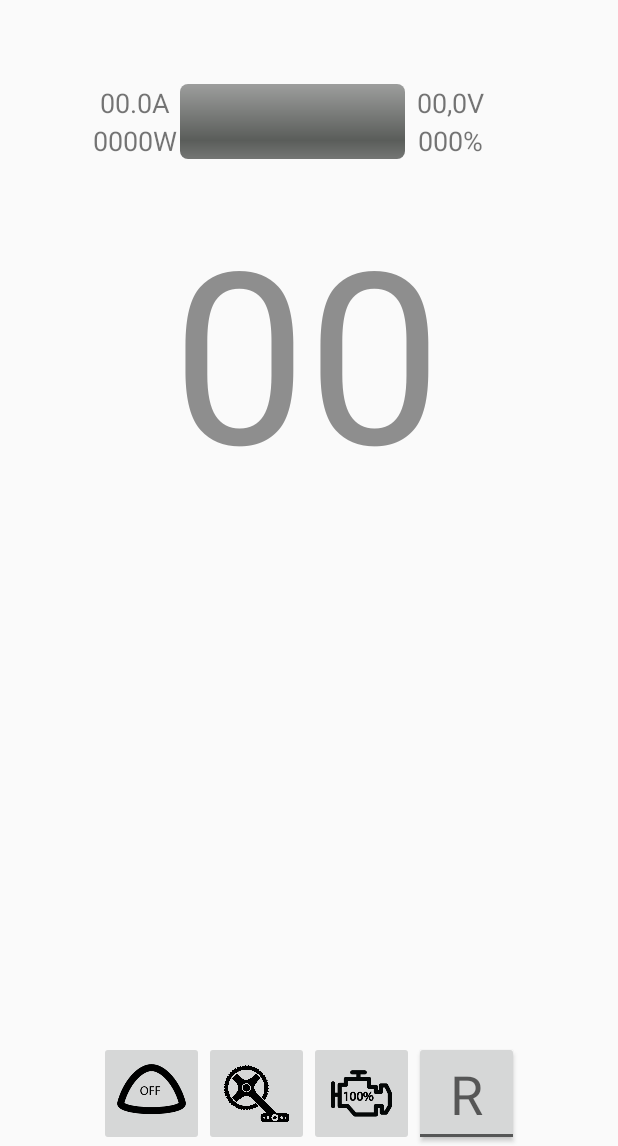
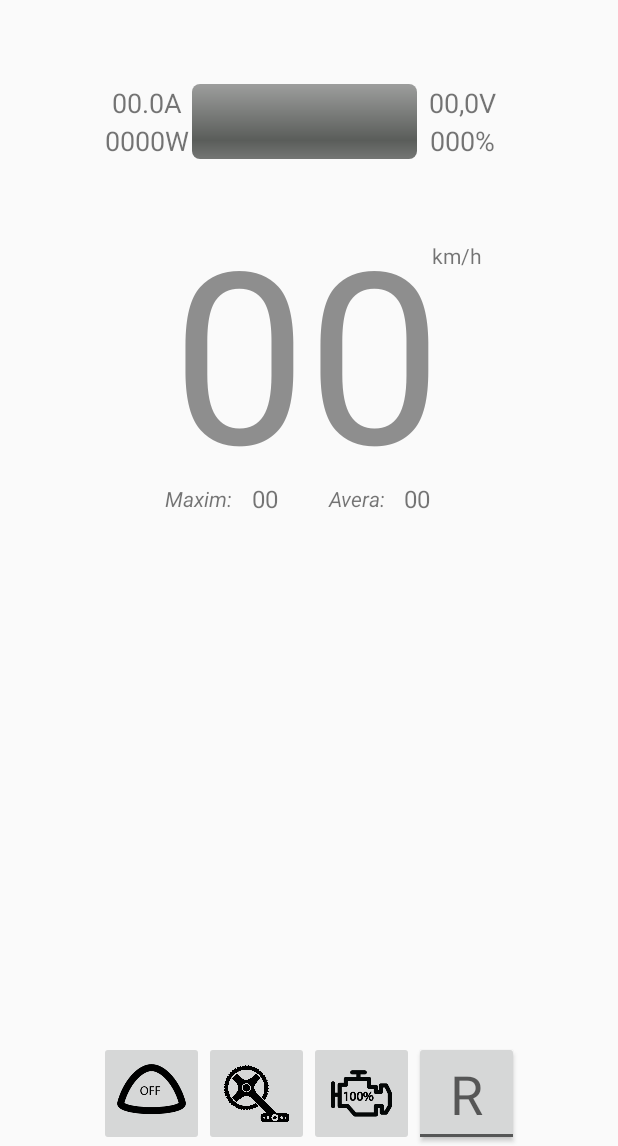
Before and after one commit to EndikaCo/Ebike_BT, an Android app: the screen it shows after launch (MainActivity), on a phone screen of 412 x 824 dp, the part 90-1236 px from its top. Run offline under Robolectric (Android 15) with nearby library versions, the phone set to English and light mode, and no system bars.

```diff
--- a/app/src/main/java/com/example/ebike_bt/AppSettings.java
+++ b/app/src/main/java/com/example/ebike_bt/AppSettings.java
@@ -17,17 +17,6 @@ public class AppSettings extends AppCompatActivity {
 
     }
 
-    public void enableGps(){
-        Intent intent1 = new Intent(Settings.ACTION_LOCATION_SOURCE_SETTINGS);
-        startActivity(intent1);
-    }
-    public static void enableBluetooth() {                                                           //method to enable bluetooth
-        BluetoothAdapter mBluetoothAdapter = BluetoothAdapter.getDefaultAdapter();
-        if (!mBluetoothAdapter.isEnabled()) {
-            mBluetoothAdapter.enable();
-        }
-    }
-
     public void goBack(View v){
         finish();
     }
--- a/app/src/main/java/com/example/ebike_bt/BtDevices.java
+++ b/app/src/main/java/com/example/ebike_bt/BtDevices.java
@@ -5,13 +5,17 @@ import androidx.appcompat.widget.SwitchCompat;
 
 import android.bluetooth.BluetoothAdapter;
 import android.bluetooth.BluetoothDevice;
+import android.content.Context;
 import android.content.Intent;
+import android.location.LocationManager;
 import android.os.Bundle;
+import android.provider.Settings;
 import android.view.View;
 import android.widget.AdapterView;
 import android.widget.ArrayAdapter;
 import android.widget.CompoundButton;
 import android.widget.ListView;
+import android.widget.Toast;
 
 import java.util.ArrayList;
 import java.util.Set;
@@ -24,7 +28,7 @@ public class BtDevices extends AppCompatActivity {
 
     private ArrayList<String> arrayPairedNames = new ArrayList<>();
     private ArrayList<BluetoothDevice> arrayDevices = new ArrayList<>();
-
+    //LocationManager locationManager = (LocationManager) getSystemService(LOCATION_SERVICE);
     private BluetoothDevice device;
 
     public static String EXTRA_DEVICE_ADDRESS = "device_address"; // EXTRA string send to mainActivity
@@ -33,6 +37,10 @@ public class BtDevices extends AppCompatActivity {
     protected void onCreate(Bundle savedInstanceState) {
         super.onCreate(savedInstanceState);
         setContentView(R.layout.activity_bt_devices);
+
+        enableBluetooth();
+        enableGps();
+
 
         bluetoothadapter = BluetoothAdapter.getDefaultAdapter();
         listPairedDevices = findViewById(R.id.id_paired_devices);
@@ -84,4 +92,22 @@ public class BtDevices extends AppCompatActivity {
 finish();
     }
 
+
+    public void enableGps() {
+
+        final LocationManager manager = (LocationManager) getSystemService(Context.LOCATION_SERVICE);
+        assert manager != null;
+        if (!manager.isProviderEnabled(LocationManager.GPS_PROVIDER)) {
+
+            Intent intent1 = new Intent(Settings.ACTION_LOCATION_SOURCE_SETTINGS);
+            startActivity(intent1);
+        }
+    }
+
+    public static void enableBluetooth() {                                                           //method to enable bluetooth
+        BluetoothAdapter mBluetoothAdapter = BluetoothAdapter.getDefaultAdapter();
+        if (!mBluetoothAdapter.isEnabled()) {
+            mBluetoothAdapter.enable();
+        }
+    }
 }
--- a/app/src/main/java/com/example/ebike_bt/MainActivity.java
+++ b/app/src/main/java/com/example/ebike_bt/MainActivity.java
@@ -11,11 +11,23 @@ import android.bluetooth.BluetoothDevice;
 import android.content.Intent;
 import android.os.Bundle;
 import android.os.Handler;
+import android.provider.Settings;
 import android.view.Menu;
 import android.view.MenuItem;
+import android.widget.ProgressBar;
+import android.widget.TextView;
 import android.widget.Toast;
 
+import java.nio.charset.StandardCharsets;
+import java.util.Locale;
+
+import static java.lang.Float.parseFloat;
+
 public class MainActivity extends AppCompatActivity {
+
+    //Views
+    TextView tvVoltageBattery, tvPercentBattery, tvWatts, tvAmperes;
+    ProgressBar  batteryProgressBar;
 
     //toolbar
     Toolbar myToolbar;
@@ -33,15 +45,20 @@ public class MainActivity extends AppCompatActivity {
     MyBluetoothService service;
     MyBluetoothService.ConnectThread connect;
 
+
+
     @Override
     protected void onCreate(Bundle savedInstanceState) {
         super.onCreate(savedInstanceState);
 
         setContentView(R.layout.activity_main);
 
+
+
+
+        findViews();
+
         bluetoothadapter =BluetoothAdapter.getDefaultAdapter();
-
-        myToolbar=findViewById(R.id.id_tool_bar);
 
         setSupportActionBar(myToolbar);
 
@@ -49,11 +66,19 @@ public class MainActivity extends AppCompatActivity {
 
         service = new MyBluetoothService(handler);
 
-        if (AppCompatDelegate.getDefaultNightMode() == AppCompatDelegate.MODE_NIGHT_UNSPECIFIED){   //light mode if unspecified
+        if (AppCompatDelegate.getDefaultNightMode() == AppCompatDelegate.MODE_NIGHT_UNSPECIFIED){  //if unspecified light mode
             AppCompatDelegate.setDefaultNightMode(AppCompatDelegate.MODE_NIGHT_NO);
         }
     }
 
+    private void findViews() {
+
+        myToolbar=findViewById(R.id.id_tool_bar);
+        tvVoltageBattery =findViewById(R.id.id_text_volts);
+        tvAmperes=findViewById(R.id.id_amperes);
+        tvWatts=findViewById(R.id.id_watts);
+        batteryProgressBar=findViewById(R.id.id_battery_bar);
+    }
 
     @SuppressLint("HandlerLeak")                                                                    //HANDLER
     private void theHandler() {
@@ -80,7 +105,7 @@ public class MainActivity extends AppCompatActivity {
                     case Constants.MESSAGE_DEVICE_NAME:
                         mConnectedDeviceName = msg.getData().getString(Constants.DEVICE_NAME);      // save the connected device's name
                         Toast.makeText(getApplicationContext(), "Connected to "
-                                + mConnectedDeviceName, Toast.LENGTH_SHORT).show();
+                            + mConnectedDeviceName, Toast.LENGTH_SHORT).show();
                         break;
                 }
             }
--- a/app/src/main/res/layout/activity_main.xml
+++ b/app/src/main/res/layout/activity_main.xml
@@ -6,6 +6,64 @@
     android:layout_height="match_parent"
     tools:context=".MainActivity"
     >
+
+    <TextView
+        android:id="@+id/textView6"
+        android:layout_width="42dp"
+        android:layout_height="21dp"
+        android:layout_marginStart="178dp"
+        android:text="@string/km_h"
+        app:layout_constraintStart_toStartOf="@+id/id_text_speed"
+        app:layout_constraintTop_toTopOf="@+id/id_text_speed" />
+
+    <LinearLayout
+        android:id="@+id/linearLayout"
+        android:layout_width="190dp"
+        android:layout_height="24dp"
+        android:layout_marginTop="160dp"
+        android:gravity="center"
+        android:orientation="horizontal"
+        app:layout_constraintStart_toStartOf="@+id/id_text_speed"
+        app:layout_constraintTop_toTopOf="@+id/id_text_speed">
+
+        <TextView
+            android:id="@+id/textView4"
+            android:layout_width="wrap_content"
+            android:layout_height="match_parent"
+            android:gravity="center|center_horizontal|center_vertical"
+            android:text="@string/maximum_speed"
+            android:textSize="14sp"
+            android:textStyle="italic" />
+
+        <TextView
+            android:id="@+id/id_km_max"
+            android:layout_width="wrap_content"
+            android:layout_height="match_parent"
+            android:layout_marginEnd="20dp"
+            android:layout_weight="1"
+            android:gravity="center"
+            android:text="00"
+            android:textSize="16sp" />
+
+        <TextView
+            android:id="@+id/textView5"
+            android:layout_width="wrap_content"
+            android:layout_height="match_parent"
+            android:gravity="center|center_horizontal|center_vertical"
+            android:text="@string/average_speed"
+            android:textSize="14sp"
+            android:textStyle="italic" />
+
+        <TextView
+            android:id="@+id/id_km_promedio"
+            android:layout_width="wrap_content"
+            android:layout_height="match_parent"
+            android:layout_weight="1"
+            android:gravity="center"
+            android:text="@string/default_km_average"
+            android:textSize="16sp" />
+
+    </LinearLayout>
 
     <TextView
         android:id="@+id/id_text_speed"
@@ -19,7 +77,7 @@
         android:textColor="#8E8E8E"
         android:textSize="160sp"
         app:layout_constraintStart_toStartOf="parent"
-        app:layout_constraintTop_toBottomOf="@+id/id_watts2" />
+        app:layout_constraintTop_toBottomOf="@+id/id_watts" />
 
     <include
         layout="@layout/tool_bar"
@@ -31,42 +89,42 @@
         app:layout_constraintTop_toTopOf="parent" />
 
     <TextView
-        android:id="@+id/id_text_volts3"
+        android:id="@+id/id_text_volts"
         android:layout_width="60dp"
         android:layout_height="25dp"
         android:foregroundGravity="center"
         android:gravity="center|center_vertical"
         android:text="@string/default_voltaje"
         android:textSize="18sp"
-        app:layout_constraintStart_toEndOf="@+id/id_battery_bar2"
-        app:layout_constraintTop_toTopOf="@+id/id_battery_bar2" />
+        app:layout_constraintStart_toEndOf="@+id/id_battery_bar"
+        app:layout_constraintTop_toTopOf="@+id/id_battery_bar" />
 
     <TextView
-        android:id="@+id/id_watts2"
+        android:id="@+id/id_watts"
         android:layout_width="60dp"
         android:layout_height="25dp"
         android:gravity="center|center_horizontal|center_vertical"
         android:text="@string/default_watts"
         android:textSize="18sp"
-        app:layout_constraintEnd_toStartOf="@+id/id_battery_bar2"
-        app:layout_constraintTop_toBottomOf="@+id/id_amperes2" />
+        app:layout_constraintEnd_toStartOf="@+id/id_battery_bar"
+        app:layout_constraintTop_toBottomOf="@+id/id_amperes" />
 
     <TextView
-        android:id="@+id/id_amperes2"
+        android:id="@+id/id_amperes"
         android:layout_width="60dp"
         android:layout_height="25dp"
         android:gravity="center|center_horizontal|center_vertical"
         android:text="@string/default_ampers"
         android:textSize="18sp"
-        app:layout_constraintEnd_toStartOf="@+id/id_battery_bar2"
-        app:layout_constraintTop_toTopOf="@+id/id_battery_bar2" />
+        app:layout_constraintEnd_toStartOf="@+id/id_battery_bar"
+        app:layout_constraintTop_toTopOf="@+id/id_battery_bar" />
 
     <ProgressBar
-        android:id="@+id/id_battery_bar2"
+        android:id="@+id/id_battery_bar"
         style="@android:style/Widget.ProgressBar.Horizontal"
         android:layout_width="150dp"
         android:layout_height="50dp"
-        android:layout_marginStart="120dp"
+        android:layout_marginStart="128dp"
         android:layout_marginTop="116dp"
         android:max="100"
         android:minWidth="200dip"
@@ -78,14 +136,14 @@
         app:layout_constraintTop_toTopOf="parent" />
 
     <TextView
-        android:id="@+id/id_volt_percent2"
+        android:id="@+id/id_volt_percent"
         android:layout_width="60dp"
         android:layout_height="25dp"
         android:gravity="center|center_horizontal|center_vertical"
         android:text="@string/default_percent"
         android:textSize="18sp"
-        app:layout_constraintStart_toEndOf="@+id/id_battery_bar2"
-        app:layout_constraintTop_toBottomOf="@+id/id_text_volts3" />
+        app:layout_constraintStart_toEndOf="@+id/id_battery_bar"
+        app:layout_constraintTop_toBottomOf="@+id/id_text_volts" />
 
     <LinearLayout
         android:layout_width="match_parent"
--- a/app/src/main/res/values/strings.xml
+++ b/app/src/main/res/values/strings.xml
@@ -18,9 +18,11 @@
     <!-- TODO: Remove or change this placeholder text -->
     <string name="hello_blank_fragment">Hello blank fragment</string>
     <string name="default_watts">0000W</string>
-    <string name="average">Prom:</string>
+    <string name="average_speed">Avera:</string>
     <string name="default_km_average">00</string>
     <string name="default_kmh">00</string>
     <string name="default_voltaje">00,0V</string>
     <string name="default_percent">000%</string>
+    <string name="km_h">km/h</string>
+    <string name="maximum_speed">Maxim:</string>
 </resources>
--- /dev/null
+++ b/build.gradle
@@ -0,0 +1,24 @@
+// Top-level build file where you can add configuration options common to all sub-projects/modules.
+buildscript {
+    repositories {
+        google()
+        jcenter()
+    }
+    dependencies {
+        classpath "com.android.tools.build:gradle:4.0.0"
+
+        // NOTE: Do not place your application dependencies here; they belong
+        // in the individual module build.gradle files
+    }
+}
+
+allprojects {
+    repositories {
+        google()
+        jcenter()
+    }
+}
+
+task clean(type: Delete) {
+    delete rootProject.buildDir
+}
--- /dev/null
+++ b/settings.gradle
@@ -0,0 +1,2 @@
+include ':app'
+rootProject.name = "Ebike_BT"
```
Also changed, not shown: gradle.properties (added, +19 -0 lines), gradle/wrapper/gradle-wrapper.properties (added), 7 other files.
